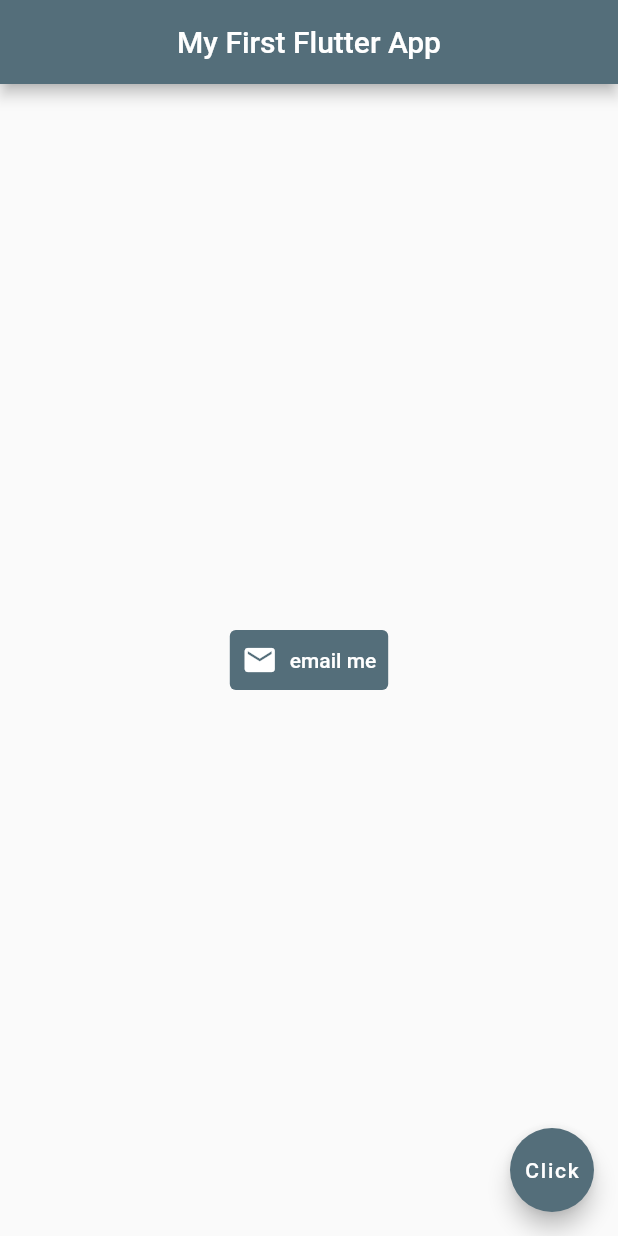
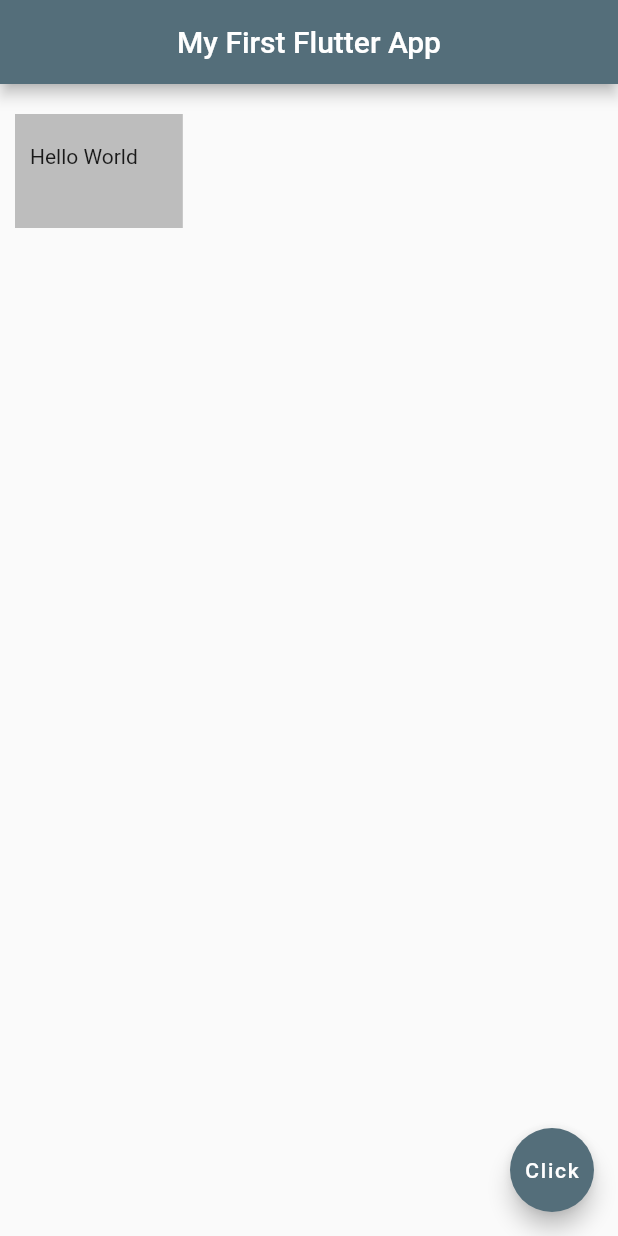
Before and after one commit to BUFONJOKER/First-Flutter-App, a Flutter app: the screen it shows after launch, on a phone screen of 412 x 824 dp. Run offline on Flutter 3.47's test engine with Material 2 defaults, Android fonts, the phone set to English and light mode, and no system bars; our stand-ins replace logger.

Commit message:
Day 1 container

```diff
--- a/lib/main.dart
+++ b/lib/main.dart
@@ -27,18 +27,15 @@ class Home extends StatelessWidget {
           backgroundColor: Colors.blueGrey[600],
         ),
 
-        body:  Center(
-          child: TextButton.icon(
-            onPressed: () {logger.i('email button clicked');},
-            icon: const Icon(
-              Icons.mail,
-            ),
-            label: const Text('email me'),
-            style: TextButton.styleFrom(
-              foregroundColor: Colors.white,
-              backgroundColor: Colors.blueGrey[600],
-            ),
-          ),
+        body:  Container(
+          color: Colors.grey[400],
+          margin: const EdgeInsets.fromLTRB(10, 20, 30, 40),
+          padding: const EdgeInsets.fromLTRB(10, 20, 30, 40),
+
+
+          child: const Text('Hello World'),
+
+
         ),
         floatingActionButton: FloatingActionButton(
           onPressed: () {},
```
